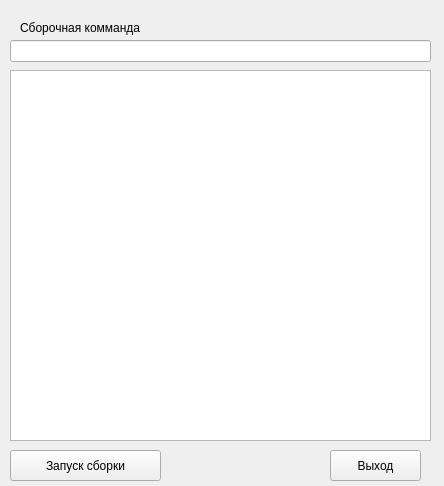
This is mp-gui/form.ui in 150balbes/mp-gui as Qt 5 draws it before an edit. The edited form follows.
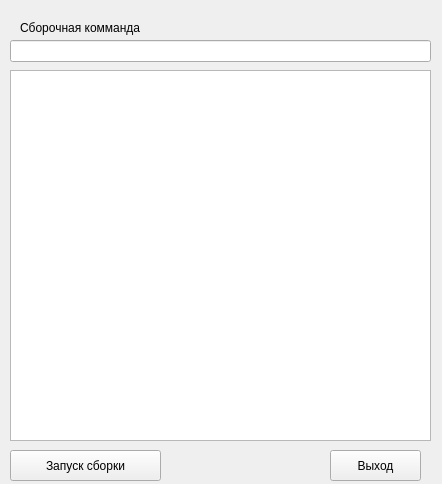
This is the edited form.

Commit message: modified:   mp-gui.bin 	modified:   mp-gui.spec 	modified:   mp-gui/form.cpp 	modified:   mp-gui/form.ui 	modified:   mp-gui/mainwindow.cpp 	modified:   mp-gui/mainwindow.h 	modified:   mp-gui/mainwindow.ui 	modified:   mp-gui/mp-gui.pro.user

```diff
--- a/mp-gui/form.ui
+++ b/mp-gui/form.ui
@@ -9,8 +9,8 @@
    <rect>
     <x>0</x>
     <y>0</y>
-    <width>444</width>
-    <height>486</height>
+    <width>442</width>
+    <height>484</height>
    </rect>
   </property>
   <property name="windowTitle">
```
The commit also changes 7 other files.
